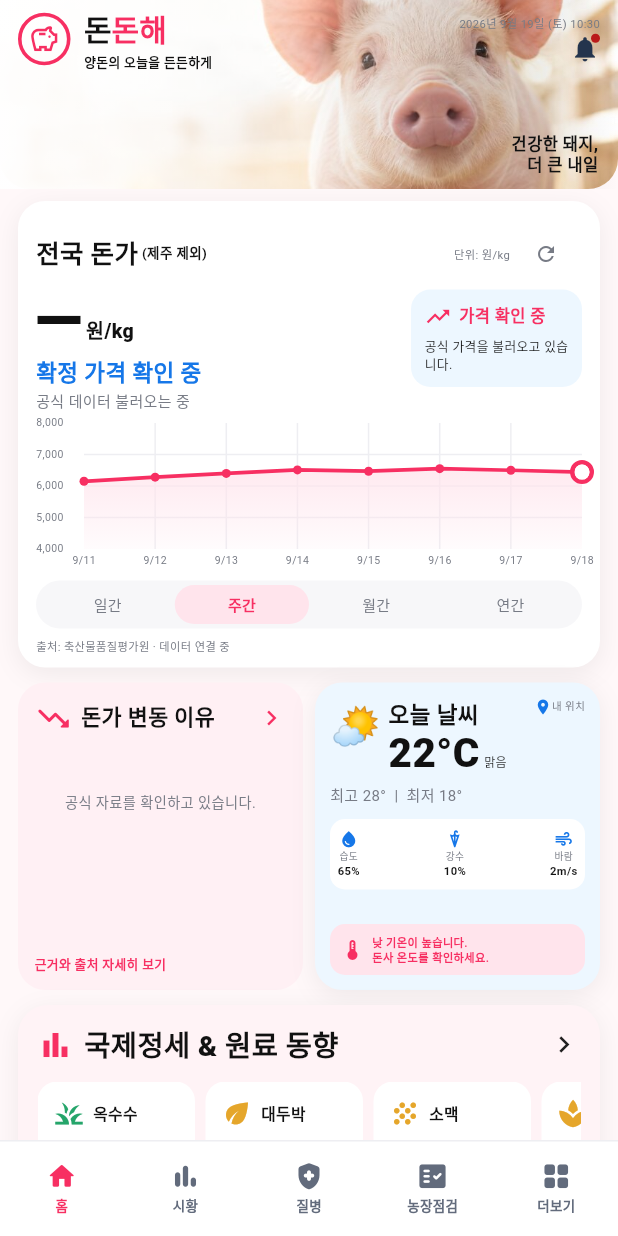
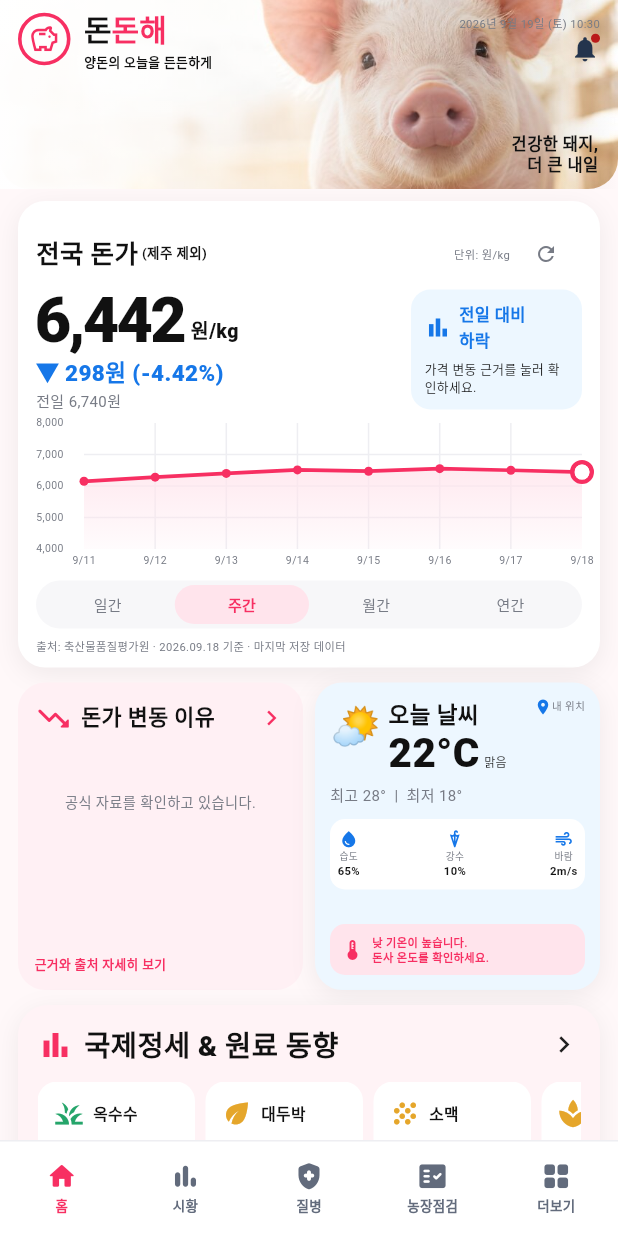
Before and after one commit to Noah981/pig-market-brief, a Flutter app: the screen it shows after launch, after a tap on "주간", on a phone screen of 412 x 824 dp. Run offline on Flutter 3.47's test engine with Material 3 defaults, Android fonts, the phone set to English and light mode, and no system bars; drawn by our look-alikes of fl_chart; our stand-ins replace shared_preferences; network calls fail.

Commit message:
Show verified market data offline and add pull to refresh

```diff
--- /dev/null
+++ b/flutter_app/assets/data/pig-price-history.json
@@ -0,0 +1 @@
+{"rows":[{"date":"20260911","price":5800},{"date":"20260912","price":6200},{"date":"20260913","price":6700},{"date":"20260914","price":6850},{"date":"20260915","price":7000},{"date":"20260916","price":6900},{"date":"20260917","price":6740},{"date":"20260918","price":6442}]}
--- /dev/null
+++ b/flutter_app/assets/data/pig-price.json
@@ -0,0 +1 @@
+{"source":"축산물품질평가원","operation":"dabom/producer-pig-auction-price","label":"생산자 돼지 경락가격","scope":"전국·탕박·등외제외·제주제외","date":"20260918","price":6442,"previousDate":"20260917","previousPrice":6740,"change":-298,"changePct":-4.42,"unit":"원/kg","updatedAt":"2026-09-19T07:00:30+09:00","status":"bundled_verified_snapshot"}
--- /dev/null
+++ b/flutter_app/assets/data/platform.json
@@ -0,0 +1,7 @@
+{"markets":[
+{"name":"usd_krw","value":1340.3,"previousValue":1345.63,"changePct":-0.4,"unit":"원/USD","date":"2026-09-11","frequency":"daily","basis":"뉴욕 정오 원/달러 현물환율","source":"미국 연방준비제도 이사회·FRED","url":"https://fred.stlouisfed.org/series/DEXKOUS","history":[{"date":"2026-09-10","value":1345.63},{"date":"2026-09-11","value":1340.3}]},
+{"name":"wti","value":107.02,"previousValue":102.42,"changePct":4.49,"unit":"$/bbl","date":"2026-09-15","frequency":"daily","basis":"WTI Cushing 현물가격","source":"미국 에너지정보청(EIA)·FRED","url":"https://fred.stlouisfed.org/series/DCOILWTICO","history":[{"date":"2026-09-14","value":102.42},{"date":"2026-09-15","value":107.02}]},
+{"name":"corn","value":213.19,"previousValue":195.78,"changePct":8.89,"unit":"$/톤","date":"2026-07-01","frequency":"monthly","basis":"세계 옥수수 벤치마크 월평균","source":"국제통화기금(IMF)·FRED","url":"https://fred.stlouisfed.org/series/PMAIZMTUSDM","history":[{"date":"2026-06-01","value":195.78},{"date":"2026-07-01","value":213.19}]},
+{"name":"soybean_meal","value":329.43,"previousValue":296.16,"changePct":11.24,"unit":"$/톤","date":"2026-07-01","frequency":"monthly","basis":"세계 대두박 벤치마크 월평균","source":"국제통화기금(IMF)·FRED","url":"https://fred.stlouisfed.org/series/PSMEAUSDM","history":[{"date":"2026-06-01","value":296.16},{"date":"2026-07-01","value":329.43}]},
+{"name":"soybean","value":442.45,"previousValue":414.54,"changePct":6.73,"unit":"$/톤","date":"2026-07-01","frequency":"monthly","basis":"세계 대두 벤치마크 월평균","source":"국제통화기금(IMF)·FRED","url":"https://fred.stlouisfed.org/series/PSOYBUSDM","history":[{"date":"2026-06-01","value":414.54},{"date":"2026-07-01","value":442.45}]},
+{"name":"wheat","value":228.74,"previousValue":199.65,"changePct":14.57,"unit":"$/톤","date":"2026-07-01","frequency":"monthly","basis":"세계 소맥 벤치마크 월평균","source":"국제통화기금(IMF)·FRED","url":"https://fred.stlouisfed.org/series/PWHEAMTUSDM","history":[{"date":"2026-06-01","value":199.65},{"date":"2026-07-01","value":228.74}]}],"checkedAt":"2026-09-19T19:35:10Z","status":"bundled_verified_snapshot"}
--- a/flutter_app/lib/data/commodity_repository.dart
+++ b/flutter_app/lib/data/commodity_repository.dart
@@ -3,6 +3,7 @@ import 'dart:convert';
 import 'package:flutter/material.dart';
 import 'package:http/http.dart' as http;
 import 'package:shared_preferences/shared_preferences.dart';
+import 'package:flutter/services.dart' show rootBundle;
 
 import '../models/dashboard_models.dart';
 
@@ -16,9 +17,9 @@ class CommodityRepository {
 
   Future<List<Commodity>> cached() async {
     final raw = (await SharedPreferences.getInstance()).getString(_cacheKey);
-    if (raw == null) return const [];
+    final value = raw ?? await rootBundle.loadString('assets/data/platform.json');
     try {
-      return _parse(jsonDecode(raw) as Map<String, dynamic>);
+      return _parse(jsonDecode(value) as Map<String, dynamic>);
     } catch (_) {
       return const [];
     }
@@ -26,7 +27,7 @@ class CommodityRepository {
 
   Future<List<Commodity>> refresh() async {
     final response = await _client
-        .get(Uri.parse(_url))
+        .get(Uri.parse('$_url?v=${DateTime.now().millisecondsSinceEpoch}'))
         .timeout(const Duration(seconds: 12));
     if (response.statusCode != 200) throw Exception('Market data unavailable');
     final raw = utf8.decode(response.bodyBytes);
--- a/flutter_app/lib/data/market_analysis_repository.dart
+++ b/flutter_app/lib/data/market_analysis_repository.dart
@@ -19,7 +19,7 @@ class MarketAnalysisRepository {
   }
 
   Future<MarketAnalysis> refresh() async {
-    final response = await _client.get(Uri.parse(_url)).timeout(const Duration(seconds: 12));
+    final response = await _client.get(Uri.parse('$_url?v=${DateTime.now().millisecondsSinceEpoch}')).timeout(const Duration(seconds: 12));
     if (response.statusCode != 200) throw Exception('Market analysis unavailable');
     final raw = utf8.decode(response.bodyBytes);
     final value = _decode(raw);
--- a/flutter_app/lib/data/market_repository.dart
+++ b/flutter_app/lib/data/market_repository.dart
@@ -1,6 +1,7 @@
 import 'dart:convert';
 import 'package:http/http.dart' as http;
 import 'package:shared_preferences/shared_preferences.dart';
+import 'package:flutter/services.dart' show rootBundle;
 
 class MarketSnapshot {
   const MarketSnapshot({required this.price,required this.previousPrice,required this.change,required this.changePct,required this.date,required this.updatedAt,required this.source,required this.scope,required this.history,required this.fromCache});
@@ -30,11 +31,13 @@ class MarketRepository {
 
   Future<MarketSnapshot?> cached()async{
     final prefs=await SharedPreferences.getInstance();
-    final raw=prefs.getString(_cacheKey);if(raw==null)return null;
+    var raw=prefs.getString(_cacheKey);
+    raw??=await rootBundle.loadString('assets/data/pig-price.json');
     try{return MarketSnapshot.fromJson(jsonDecode(raw) as Map<String,dynamic>,fromCache:true);}catch(_){return null;}
   }
   Future<MarketSnapshot> refresh()async{
-    final responses=await Future.wait([_client.get(Uri.parse(_priceUrl)).timeout(const Duration(seconds:12)),_client.get(Uri.parse(_historyUrl)).timeout(const Duration(seconds:12))]);
+    final stamp=DateTime.now().millisecondsSinceEpoch;
+    final responses=await Future.wait([_client.get(Uri.parse('$_priceUrl?v=$stamp')).timeout(const Duration(seconds:12)),_client.get(Uri.parse('$_historyUrl?v=$stamp')).timeout(const Duration(seconds:12))]);
     if(responses.any((r)=>r.statusCode!=200))throw Exception('Official data unavailable');
     final priceJson=jsonDecode(utf8.decode(responses[0].bodyBytes)) as Map<String,dynamic>;
     final historyJson=jsonDecode(utf8.decode(responses[1].bodyBytes)) as Map<String,dynamic>;
--- a/flutter_app/lib/pages/home_dashboard_page.dart
+++ b/flutter_app/lib/pages/home_dashboard_page.dart
@@ -34,11 +34,15 @@ class _HomeDashboardPageState extends State<HomeDashboardPage> with WidgetsBindi
   Future<void> _refreshAnalysis()async{try{final value=await _analysisRepository.refresh();if(mounted)setState(()=>_analysis=value);}catch(_){}}
   Future<void> _loadCommodities()async{try{final cached=await _commodityRepository.cached();if(mounted&&cached.isNotEmpty)setState(()=>_commodities=cached);}catch(_){}await _refreshCommodities();}
   Future<void> _refreshCommodities()async{try{final value=await _commodityRepository.refresh();if(mounted&&value.isNotEmpty)setState(()=>_commodities=value);}catch(_){}}
+  Future<void> _pullToRefresh()async{
+    await Future.wait([_refreshMarket(),_refreshAnalysis(),_refreshCommodities()]);
+    if(mounted)ScaffoldMessenger.of(context).showSnackBar(const SnackBar(content:Text('최신 시황을 확인했습니다.'),duration:Duration(seconds:1)));
+  }
   @override Widget build(BuildContext context)=>Scaffold(
     bottomNavigationBar:BottomNavigation(index:_nav,onSelected:(i)=>setState(()=>_nav=i)),
     body:SafeArea(bottom:false,child:IndexedStack(index:_nav,children:[_home(),MarketOverviewPage(snapshot:_market,commodities:_commodities,analysis:_analysis),const DiseasePage(),const FarmCheckPage(),const MorePage()])),
   );
-  Widget _home()=>Center(child:ConstrainedBox(constraints:const BoxConstraints(maxWidth:430),child:CustomScrollView(key:const PageStorageKey('home'),slivers:[
+  Widget _home()=>Center(child:ConstrainedBox(constraints:const BoxConstraints(maxWidth:430),child:RefreshIndicator(color:AppColors.coral,onRefresh:_pullToRefresh,child:CustomScrollView(physics:const AlwaysScrollableScrollPhysics(),key:const PageStorageKey('home'),slivers:[
     const SliverToBoxAdapter(child:FarmHeroSection()),
     SliverPadding(padding:const EdgeInsets.fromLTRB(AppSpacing.page,8,AppSpacing.page,14),sliver:SliverList.list(children:[
       MarketPriceCard(period:_period,series:priceSeries,snapshot:_market,onRefresh:_refreshMarket,onTap:_openPigPrice,onPeriodChanged:(i)=>setState(()=>_period=i)),const SizedBox(height:10),
@@ -49,7 +53,7 @@ class _HomeDashboardPageState extends State<HomeDashboardPage> with WidgetsBindi
       const NoticeCard(items:notices),
       const SizedBox(height:12),
     ]))
-  ])));
+  ]))));
   void _openPigPrice()=>Navigator.of(context).push(MaterialPageRoute(builder:(_)=>PigPriceDetailPage(snapshot:_market,analysis:_analysis)));
   void _openCommodity(Commodity item)=>Navigator.of(context).push(MaterialPageRoute(builder:(_)=>CommodityDetailPage(item:item)));
 }
--- a/flutter_app/pubspec.yaml
+++ b/flutter_app/pubspec.yaml
@@ -1,7 +1,7 @@
 name: dondonhae
 description: 돈돈해 모바일 대시보드
 publish_to: none
-version: 1.0.0+1
+version: 1.1.1+2
 environment:
   sdk: '>=3.3.0 <4.0.0'
 dependencies:
@@ -18,3 +18,6 @@ flutter:
   uses-material-design: true
   assets:
     - assets/images/pig_hero.jpg
+    - assets/data/pig-price.json
+    - assets/data/pig-price-history.json
+    - assets/data/platform.json
```
Also changed, not shown: 2 other files.
